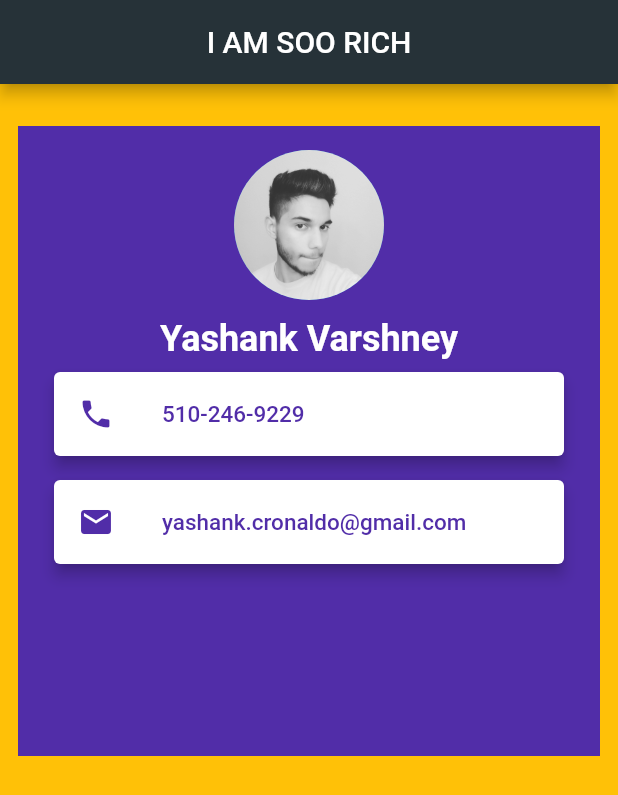
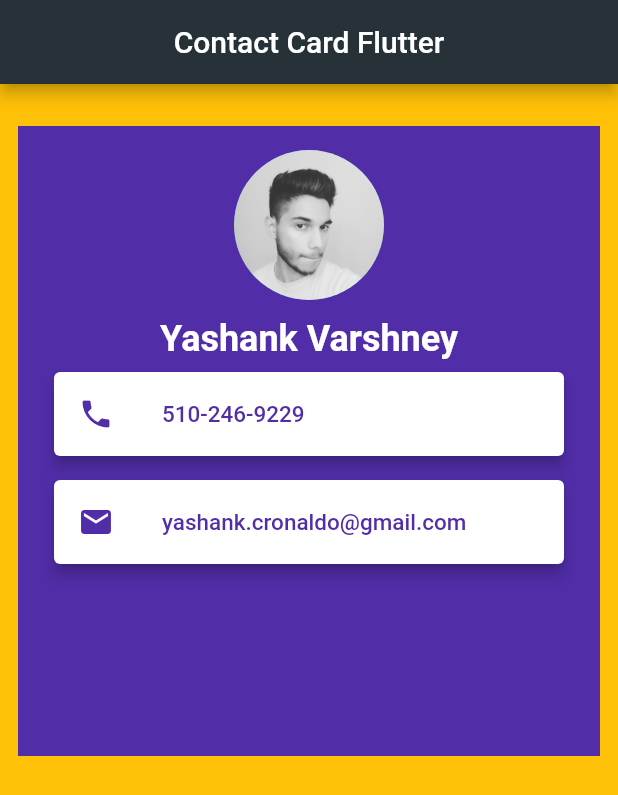
Before and after one commit to yashank09/FlutterCoding, a Flutter app: the screen it shows after launch, on a phone screen of 412 x 824 dp. Shown: the top 795 px of the screen. Run offline on Flutter 3.47's test engine with Material 2 defaults, Android fonts, the phone set to English and light mode, and no system bars.

Commit message:
Added Title

```diff
--- a/new_test/lib/main.dart
+++ b/new_test/lib/main.dart
@@ -14,7 +14,7 @@ class MyApp extends StatelessWidget {
         backgroundColor: Colors.amber,
         appBar: AppBar(
           title: Text(
-            'I AM SOO RICH',
+            'Contact Card Flutter',
           ),
           centerTitle: true,
           backgroundColor: Colors.blueGrey[900],
```
